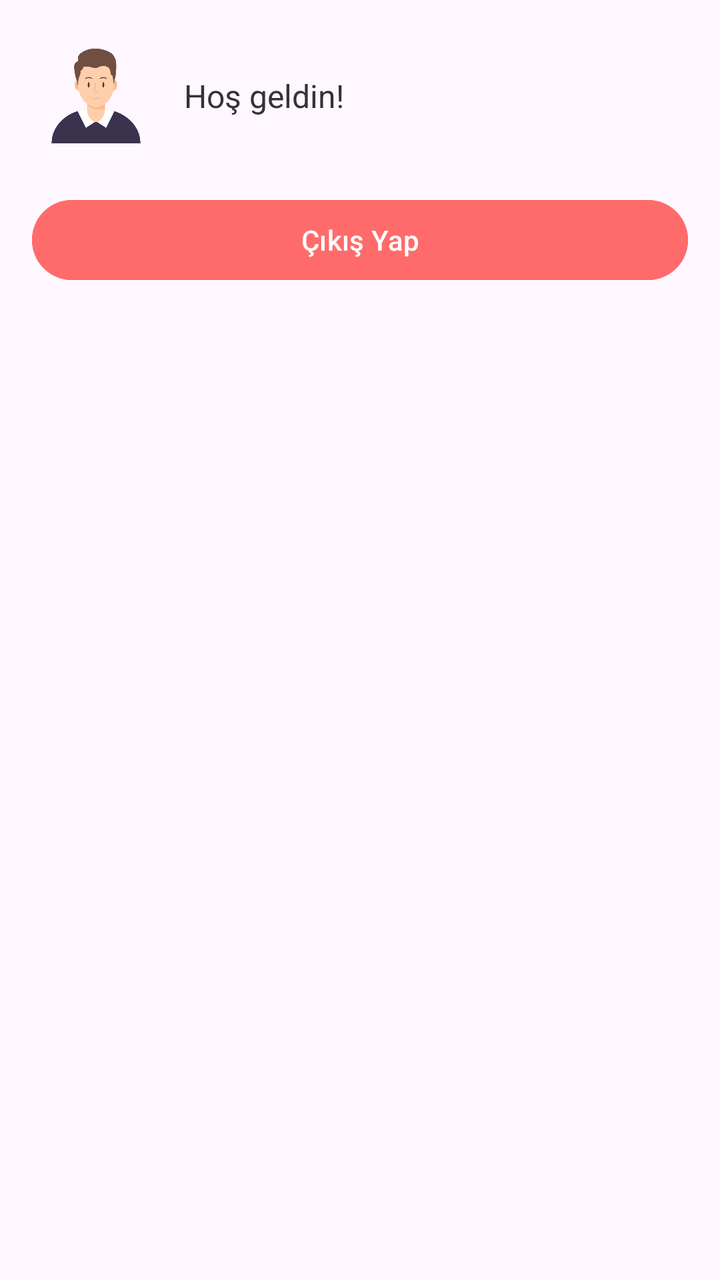
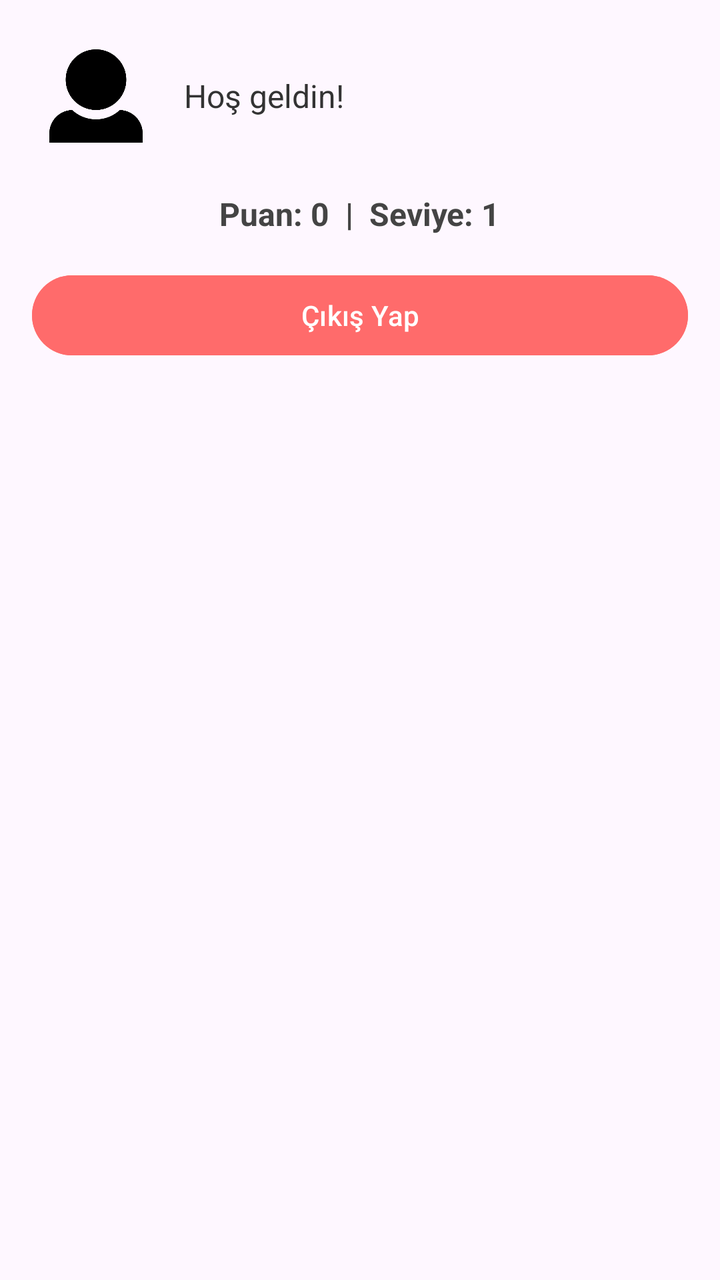

Two renders of the same Android screen: before a commit and after it. Below are the layout's source before the change and the commit's diff.
<!-- AndroidManifest.xml: application theme Theme.MyQuizApp -->
<!-- res/layout/fragment_list.xml -->
<?xml version="1.0" encoding="utf-8"?>
<LinearLayout
    xmlns:android="http://schemas.android.com/apk/res/android"
    android:layout_width="match_parent"
    android:layout_height="match_parent"
    android:orientation="vertical"
    android:padding="16dp">

    
    <LinearLayout
        android:layout_width="match_parent"
        android:layout_height="wrap_content"
        android:orientation="horizontal"
        android:gravity="center_vertical"
        android:paddingBottom="16dp">

        <ImageView
            android:id="@+id/imageViewAvatar"
            android:layout_width="64dp"
            android:layout_height="64dp"
            android:src="@drawable/avatar_male"
            android:padding="4dp" />

        <TextView
            android:id="@+id/textViewWelcome"
            android:layout_width="0dp"
            android:layout_height="wrap_content"
            android:layout_weight="1"
            android:text="Hoş geldin!"
            android:textSize="16sp"
            android:paddingStart="12dp"
            android:textColor="#333333" />
    </LinearLayout>

    
    <Button
        android:id="@+id/buttonLogout"
        android:layout_width="match_parent"
        android:layout_height="wrap_content"
        android:text="Çıkış Yap"
        android:backgroundTint="#FF6B6B"
        android:textColor="#FFFFFF"
        android:layout_marginBottom="16dp"/>

    
    <androidx.recyclerview.widget.RecyclerView
        android:id="@+id/ListRecyclerView"
        android:layout_width="match_parent"
        android:layout_height="0dp"
        android:layout_weight="1"
        android:clipToPadding="false"
        android:scrollbars="vertical" />

</LinearLayout>
<!-- resources referenced by this layout -->
<resources>
  <!-- drawable avatar_male: png bitmap (drawable, 17723 bytes) -->
  <style name="Theme.MyQuizApp" parent="Base.Theme.MyQuizApp" />
  <style name="Base.Theme.MyQuizApp" parent="Theme.Material3.DayNight.NoActionBar">
          
          
      </style>
</resources>

<!-- the commit's change to res/layout/fragment_list.xml (unified diff, before → after) -->
@@ -14,12 +14,13 @@
         android:gravity="center_vertical"
         android:paddingBottom="16dp">
 
+
         <ImageView
             android:id="@+id/imageViewAvatar"
             android:layout_width="64dp"
             android:layout_height="64dp"
-            android:src="@drawable/avatar_male"
-            android:padding="4dp" />
+            android:padding="4dp"
+            android:src="@drawable/default_avatar" />
 
         <TextView
             android:id="@+id/textViewWelcome"
@@ -30,7 +31,19 @@
             android:textSize="16sp"
             android:paddingStart="12dp"
             android:textColor="#333333" />
+
     </LinearLayout>
+
+    <TextView
+        android:id="@+id/textViewStats"
+        android:layout_width="wrap_content"
+        android:layout_height="wrap_content"
+        android:text="Puan: 0  |  Seviye: 1"
+        android:textSize="16sp"
+        android:textStyle="bold"
+        android:textColor="#444444"
+        android:layout_marginBottom="16dp"
+        android:layout_gravity="center_horizontal" />
 
     
     <Button
<!-- resource entries referenced after the edit -->
@@ -1,6 +1,6 @@
 <!-- resources referenced by this layout -->
 <resources>
-  <!-- drawable avatar_male: png bitmap (drawable, 17723 bytes) -->
+  <!-- drawable default_avatar: png bitmap (drawable, 7645 bytes) -->
   <style name="Theme.MyQuizApp" parent="Base.Theme.MyQuizApp" />
   <style name="Base.Theme.MyQuizApp" parent="Theme.Material3.DayNight.NoActionBar">
           
